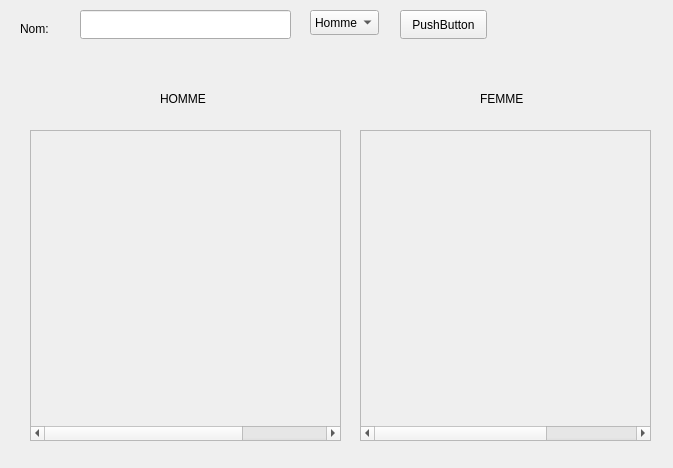
This is form.ui in LeVirus/Concour as Qt 5 draws it before an edit. The edited form follows.
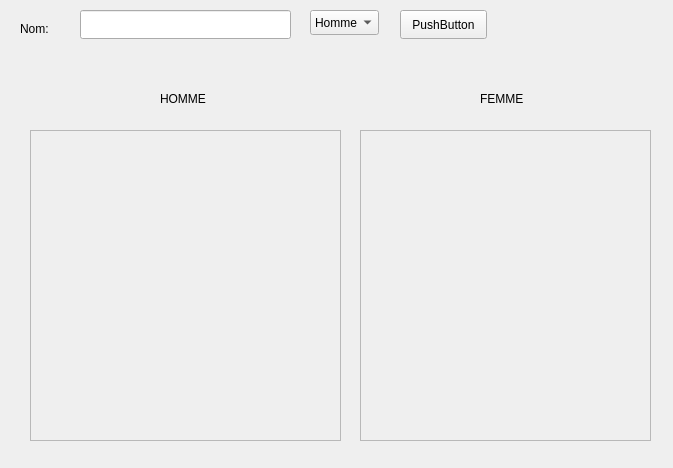
This is the edited form.

Commit message: Fix regression for resize.

Patch:
```diff
--- a/form.ui
+++ b/form.ui
@@ -83,19 +83,19 @@
     <enum>QAbstractScrollArea::AdjustIgnored</enum>
    </property>
    <property name="widgetResizable">
-    <bool>false</bool>
+    <bool>true</bool>
    </property>
    <widget class="QWidget" name="scrollAreaWidgetContents">
     <property name="geometry">
      <rect>
       <x>0</x>
       <y>0</y>
-      <width>439</width>
-      <height>98</height>
+      <width>309</width>
+      <height>309</height>
      </rect>
     </property>
     <property name="sizePolicy">
-     <sizepolicy hsizetype="Preferred" vsizetype="Expanding">
+     <sizepolicy hsizetype="Expanding" vsizetype="Expanding">
       <horstretch>0</horstretch>
       <verstretch>0</verstretch>
      </sizepolicy>
@@ -103,7 +103,7 @@
     <property name="maximumSize">
      <size>
       <width>16777215</width>
-      <height>1000</height>
+      <height>16777215</height>
      </size>
     </property>
     <property name="sizeIncrement">
@@ -168,19 +168,19 @@
     <enum>QAbstractScrollArea::AdjustIgnored</enum>
    </property>
    <property name="widgetResizable">
-    <bool>false</bool>
+    <bool>true</bool>
    </property>
    <widget class="QWidget" name="scrollAreaWidgetContents_4">
     <property name="geometry">
      <rect>
       <x>0</x>
       <y>0</y>
-      <width>439</width>
-      <height>98</height>
+      <width>289</width>
+      <height>309</height>
      </rect>
     </property>
     <property name="sizePolicy">
-     <sizepolicy hsizetype="Preferred" vsizetype="Maximum">
+     <sizepolicy hsizetype="Expanding" vsizetype="Expanding">
       <horstretch>0</horstretch>
       <verstretch>0</verstretch>
      </sizepolicy>
@@ -188,7 +188,7 @@
     <property name="maximumSize">
      <size>
       <width>16777215</width>
-      <height>100</height>
+      <height>16777215</height>
      </size>
     </property>
    </widget>
```
Left out of the diff: 11 changed lines with no effect on the pictures. The commit also changes 1 other file.
